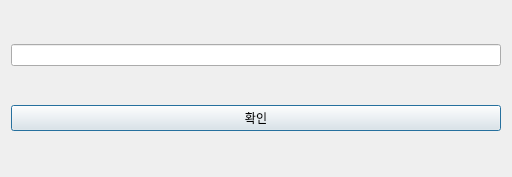
This is teletoken.ui in CryptoCoinsWorks/CoinBuySell as Qt 5 draws it before an edit. The edited form follows.
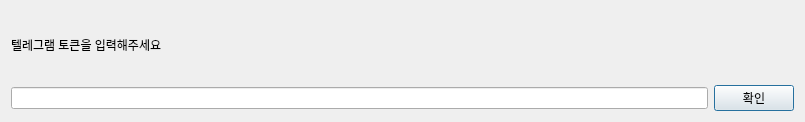
This is the edited form.

```diff
--- a/teletoken.ui
+++ b/teletoken.ui
@@ -6,25 +6,21 @@
    <rect>
     <x>0</x>
     <y>0</y>
-    <width>512</width>
-    <height>177</height>
+    <width>805</width>
+    <height>122</height>
    </rect>
   </property>
   <property name="windowTitle">
    <string>텔레그램 토큰 입력</string>
   </property>
   <layout class="QGridLayout" name="gridLayout_2">
-   <item row="0" column="0">
-    <layout class="QGridLayout" name="gridLayout">
-     <item row="0" column="0">
-      <widget class="QLineEdit" name="lineEdit"/>
-     </item>
-    </layout>
-   </item>
    <item row="1" column="0">
     <layout class="QHBoxLayout" name="horizontalLayout">
      <item>
-      <widget class="QPushButton" name="pushButton">
+      <widget class="QLineEdit" name="token_lineEdit"/>
+     </item>
+     <item>
+      <widget class="QPushButton" name="token_pushButton">
        <property name="text">
         <string>확인</string>
        </property>
@@ -32,6 +28,20 @@
      </item>
     </layout>
    </item>
+   <item row="0" column="0">
+    <layout class="QGridLayout" name="gridLayout">
+     <item row="1" column="0">
+      <widget class="QLabel" name="label">
+       <property name="layoutDirection">
+        <enum>Qt::LeftToRight</enum>
+       </property>
+       <property name="text">
+        <string>텔레그램 토큰을 입력해주세요</string>
+       </property>
+      </widget>
+     </item>
+    </layout>
+   </item>
   </layout>
  </widget>
  <resources/>
```
Left out of the diff: 4 changed lines with no effect on the pictures.
